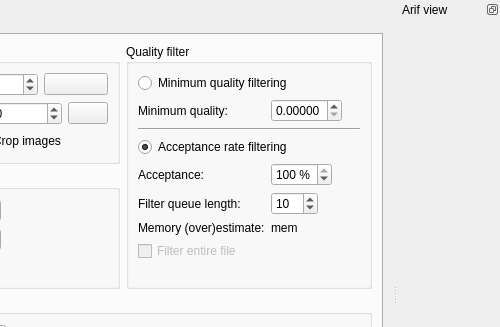
Old version of the form src/arifmainwindow.ui in the repository AD-Vega/arif; both pictures show x 180 to 680 and y 0 to 327 of the 680 by 587 pixel window.
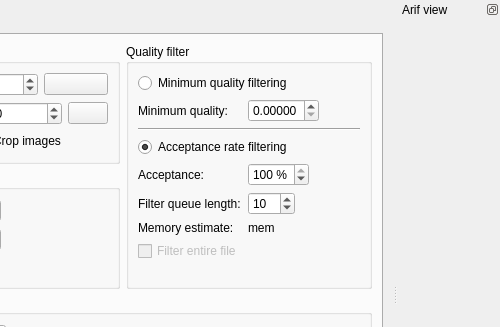
New version of the form. Icons and pictures are not drawn. Custom widgets are drawn as their Qt base class.

Commit message: Clean interfaces. Provide better estimate of queue memory requirements.

What changed in the file:
```diff
--- a/src/arifmainwindow.ui
+++ b/src/arifmainwindow.ui
@@ -279,7 +279,7 @@
              <item row="7" column="0">
               <widget class="QLabel" name="label_9">
                <property name="text">
-                <string>Memory (over)estimate:</string>
+                <string>Memory estimate:</string>
                </property>
               </widget>
              </item>
```
The commit also changes 5 other files.
